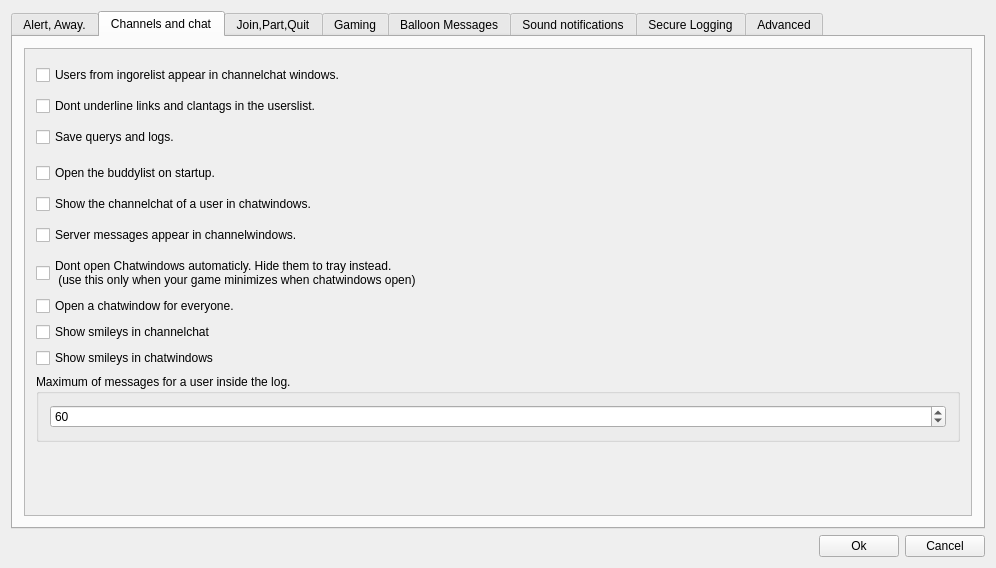
svn2github/twsoldunsupported, file trunk/src/wormnet/settingswindow.ui: the form before one commit.
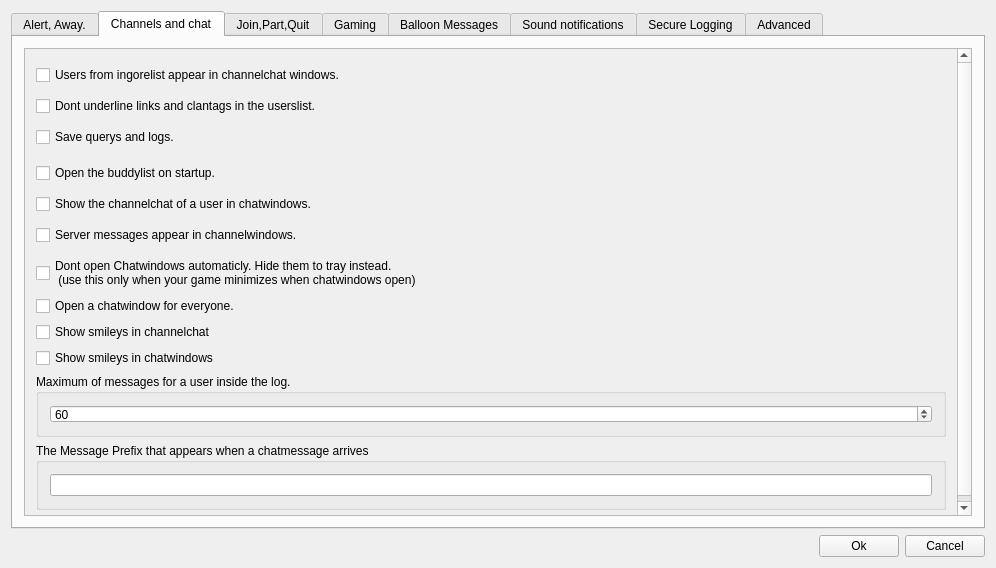
The form after the commit.

```diff
--- a/trunk/src/wormnet/settingswindow.ui
+++ b/trunk/src/wormnet/settingswindow.ui
@@ -368,6 +368,22 @@
                  </layout>
                 </widget>
                </item>
+               <item>
+                <widget class="QGroupBox" name="groupBox_2">
+                 <property name="title">
+                  <string>The Message Prefix that appears when a chatmessage arrives</string>
+                 </property>
+                 <layout class="QHBoxLayout" name="horizontalLayout_4">
+                  <item>
+                   <widget class="QLineEdit" name="leprvmsgprefix">
+                    <property name="text">
+                     <string/>
+                    </property>
+                   </widget>
+                  </item>
+                 </layout>
+                </widget>
+               </item>
                <item>
                 <spacer name="verticalSpacer_4">
                  <property name="orientation">
```
